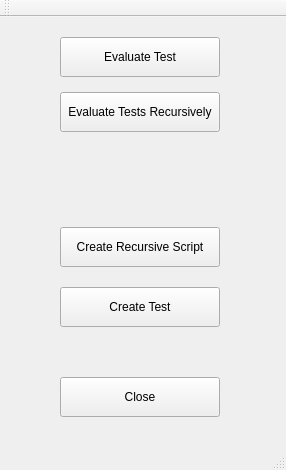
Above: tools/auto-tester/src/ui/AutoTester.ui from vircadia/vircadia-native-core before the change. Below: the same form after it.
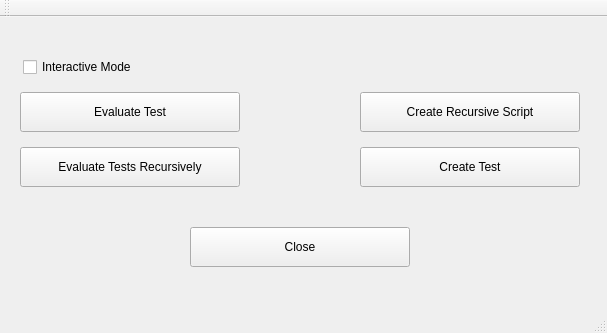
That is the form after the change.

What changed in the file:
```diff
--- a/tools/auto-tester/src/ui/AutoTester.ui
+++ b/tools/auto-tester/src/ui/AutoTester.ui
@@ -6,8 +6,8 @@
    <rect>
     <x>0</x>
     <y>0</y>
-    <width>286</width>
-    <height>470</height>
+    <width>607</width>
+    <height>333</height>
    </rect>
   </property>
   <property name="windowTitle">
@@ -17,9 +17,9 @@
    <widget class="QPushButton" name="closeButton">
     <property name="geometry">
      <rect>
-      <x>60</x>
-      <y>360</y>
-      <width>160</width>
+      <x>190</x>
+      <y>210</y>
+      <width>220</width>
       <height>40</height>
      </rect>
     </property>
@@ -30,9 +30,9 @@
    <widget class="QPushButton" name="createTestButton">
     <property name="geometry">
      <rect>
-      <x>60</x>
-      <y>270</y>
-      <width>160</width>
+      <x>360</x>
+      <y>130</y>
+      <width>220</width>
       <height>40</height>
      </rect>
     </property>
@@ -43,9 +43,9 @@
    <widget class="QPushButton" name="evaluateTestsButton">
     <property name="geometry">
      <rect>
-      <x>60</x>
-      <y>20</y>
-      <width>160</width>
+      <x>20</x>
+      <y>75</y>
+      <width>220</width>
       <height>40</height>
      </rect>
     </property>
@@ -56,9 +56,9 @@
    <widget class="QPushButton" name="createRecursiveScriptButton">
     <property name="geometry">
      <rect>
-      <x>60</x>
-      <y>210</y>
-      <width>160</width>
+      <x>360</x>
+      <y>75</y>
+      <width>220</width>
       <height>40</height>
      </rect>
     </property>
@@ -69,9 +69,9 @@
    <widget class="QPushButton" name="evaluateTestsRecursivelyButton">
     <property name="geometry">
      <rect>
-      <x>60</x>
-      <y>75</y>
-      <width>160</width>
+      <x>20</x>
+      <y>130</y>
+      <width>220</width>
       <height>40</height>
      </rect>
     </property>
@@ -79,6 +79,22 @@
      <string>Evaluate Tests Recursively</string>
     </property>
    </widget>
+   <widget class="QCheckBox" name="checkBoxInteractiveMode">
+    <property name="geometry">
+     <rect>
+      <x>23</x>
+      <y>40</y>
+      <width>131</width>
+      <height>20</height>
+     </rect>
+    </property>
+    <property name="toolTip">
+     <string>&lt;html&gt;&lt;head/&gt;&lt;body&gt;&lt;p&gt;If unchecked, will not show results during evaluation&lt;/p&gt;&lt;/body&gt;&lt;/html&gt;</string>
+    </property>
+    <property name="text">
+     <string>Interactive Mode</string>
+    </property>
+   </widget>
   </widget>
   <widget class="QMenuBar" name="menuBar">
    <property name="geometry">
```
Left out of the diff: 2 changed lines with no effect on the pictures.
